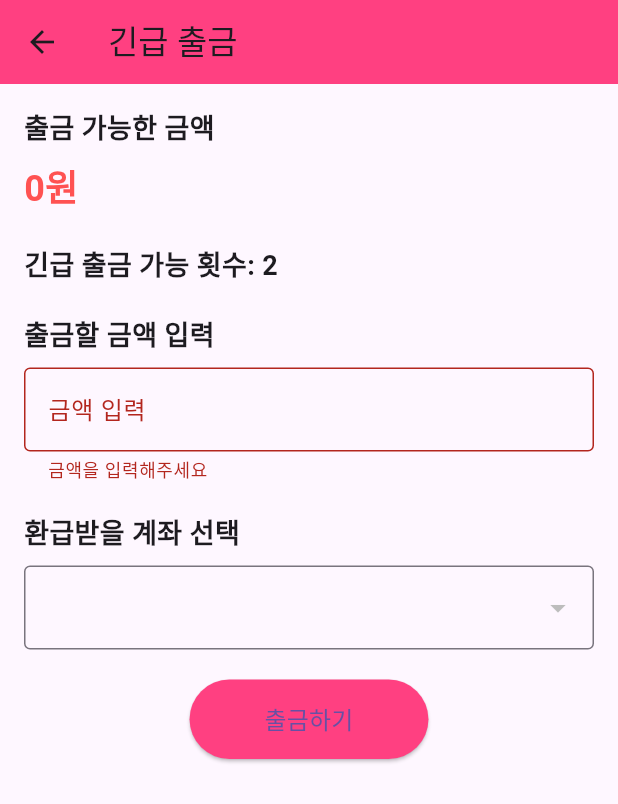
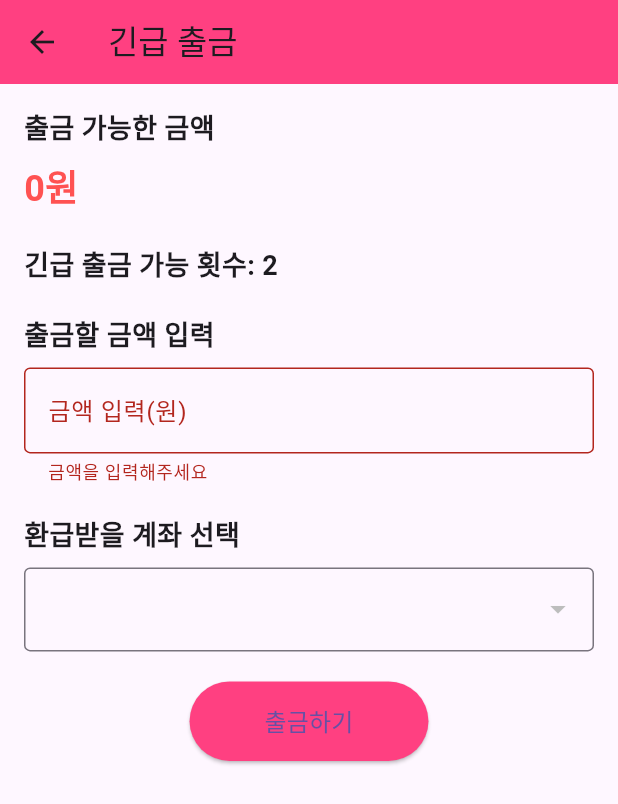
Before and after one commit to BBYUworld/bbyu-fe, a Flutter app: the FundEmergencyWithdrawalView screen opened directly with empty values, after a tap on "출금하기", on a phone screen of 412 x 824 dp. Shown: the top 804 px of the screen. Run offline on Flutter 3.47's test engine with Material 3 defaults, Android fonts, the phone set to English and light mode, and no system bars; our stand-ins replace carousel_slider, dio, dots_indicator, fl_chart, flutter_secure_storage and 2 more; missing offline and left inert: dart:ffi, remedi_kopo; accounts and stored records are empty; network calls fail.

Commit message:
design: Fund 금액 단위 원 추가

```diff
--- a/lib/views/fund/fund_charge_view.dart
+++ b/lib/views/fund/fund_charge_view.dart
@@ -163,7 +163,8 @@ class _FundChargeViewState extends State<FundChargeView> {
               TextFormField(
                 decoration: InputDecoration(
                   border: OutlineInputBorder(),
-                  labelText: '금액 입력',
+                  labelText: '금액 입력(원)',
+                  suffixText: '원', // '원' 단위 추가
                 ),
                 keyboardType: TextInputType.number,
                 validator: (value) {
--- a/lib/views/fund/fund_create_view.dart
+++ b/lib/views/fund/fund_create_view.dart
@@ -159,7 +159,8 @@ class _FundCreateViewState extends State<FundCreateView> {
               TextFormField(
                 decoration: InputDecoration(
                   border: OutlineInputBorder(),
-                  labelText: '목표 금액 입력',
+                  labelText: '목표 금액 입력(원)',
+                  suffixText: '원', // '원' 단위 추가
                 ),
                 keyboardType: TextInputType.number,
                 validator: (value) {
--- a/lib/views/fund/fund_emergency_withdrawal_view.dart
+++ b/lib/views/fund/fund_emergency_withdrawal_view.dart
@@ -12,7 +12,7 @@ class FundEmergencyWithdrawalView extends StatefulWidget {
   final FundOverview fundOverview;
   final String baseURL;
 
-  FundEmergencyWithdrawalView({required this.fundOverview, this.baseURL = 'http://3.39.19.140:8080/api'});
+  FundEmergencyWithdrawalView({required this.fundOverview, this.baseURL = 'http://10.0.2.2:8080/api'});
 
   @override
   _FundEmergencyWithdrawalViewState createState() => _FundEmergencyWithdrawalViewState();
@@ -93,9 +93,7 @@ class _FundEmergencyWithdrawalViewState extends State<FundEmergencyWithdrawalVie
       if (response.statusCode == 201) {
         _showCompletionDialog();
       } else {
-        final decodedResponse = json.decode(utf8.decode(response.bodyBytes));
-        final errorMessage = decodedResponse['errorMessage'];
-        _showErrorDialog(errorMessage);
+        print('Failed to create transaction. Status code: ${response.statusCode}');
       }
     } catch (e) {
       print('Error creating transaction: $e');
@@ -115,26 +113,6 @@ class _FundEmergencyWithdrawalViewState extends State<FundEmergencyWithdrawalVie
               onPressed: () {
                 Navigator.of(context).pop();
                 Navigator.of(context).pop(true);
-              },
-            ),
-          ],
-        );
-      },
-    );
-  }
-
-  void _showErrorDialog(String errorMessage) {
-    showDialog(
-      context: context,
-      builder: (BuildContext context) {
-        return AlertDialog(
-          title: Text('출금 실패'),
-          content: Text(errorMessage),
-          actions: <Widget>[
-            TextButton(
-              child: Text('닫기'),
-              onPressed: () {
-                Navigator.of(context).pop();
               },
             ),
           ],
@@ -184,7 +162,8 @@ class _FundEmergencyWithdrawalViewState extends State<FundEmergencyWithdrawalVie
               TextFormField(
                 decoration: InputDecoration(
                   border: OutlineInputBorder(),
-                  labelText: '금액 입력',
+                  labelText: '금액 입력(원)',
+                  suffixText: '원',  // '원' 단위 추가
                 ),
                 keyboardType: TextInputType.number,
                 validator: (value) {
@@ -229,10 +208,6 @@ class _FundEmergencyWithdrawalViewState extends State<FundEmergencyWithdrawalVie
               ),
               if (_selectedBankName != null) ...[
                 SizedBox(height: 10),
-                Text(
-                  '은행 이름: $_selectedBankName',
-                  style: TextStyle(fontSize: 16, fontWeight: FontWeight.w500),
-                ),
               ],
               SizedBox(height: 20),
               Center(
```
